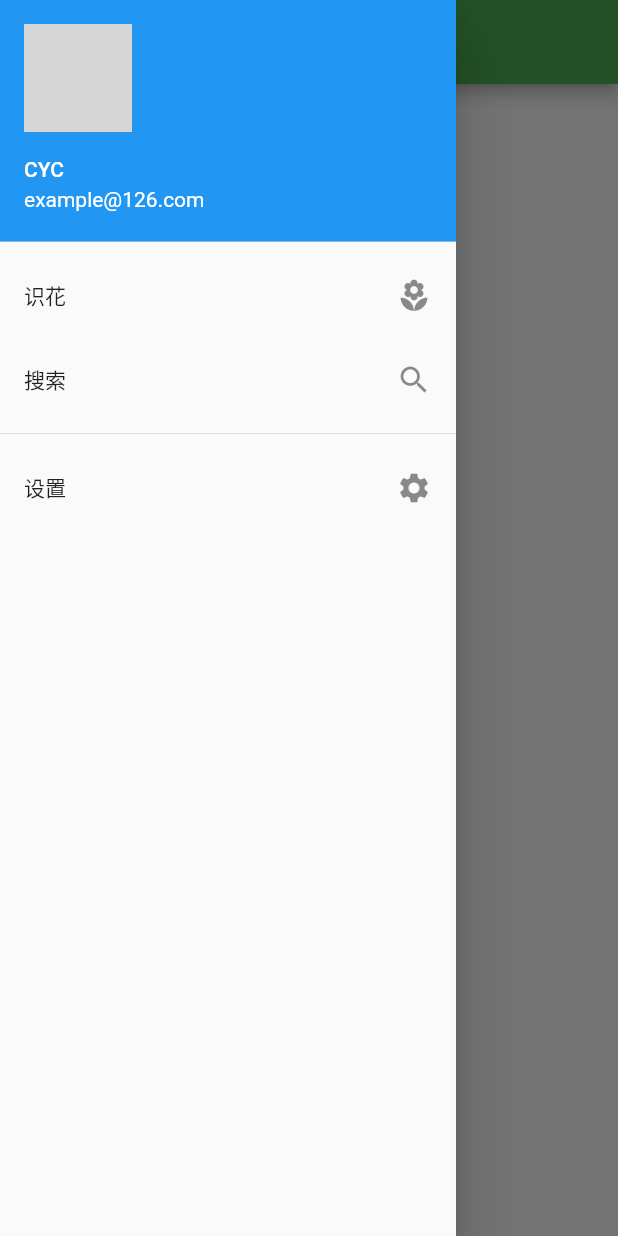
After one commit to xtfgq/flutterappdemo, a Flutter app: the SlideLeftView screen opened directly, with the side drawer open, on a phone screen of 412 x 824 dp. The commit adds this screen. Run offline on Flutter 3.47's test engine with Material 2 defaults, Android fonts, the phone set to English and light mode, and no system bars; our stand-ins replace cached_network_image; missing offline and left inert: amap_location, easy_alert, flukit, simple_permissions, zoomable_image; network calls fail; grey boxes are pictures that could not be loaded.

Commit message:
加入侧滑菜单

```diff
--- a/lib/ChatView.dart
+++ b/lib/ChatView.dart
@@ -39,6 +39,7 @@ class _ChatPage  extends State<ChatView>{
         title: Text('首页'),
         centerTitle:true,
       ),
+
       body: movies == null
           ? Center(child: CircularProgressIndicator())
           : Padding(
--- a/lib/ContactView.dart
+++ b/lib/ContactView.dart
@@ -2,6 +2,7 @@ import 'package:flutter/material.dart';
 import 'package:flutter/widgets.dart';
 import 'package:my_flutter_app/PageScaffold.dart';
 import 'package:my_flutter_app/ui/AmapRoute.dart';
+import 'package:my_flutter_app/ui/SlideLeftView.dart';
 class ContactView extends StatefulWidget {
   @override
   State<StatefulWidget> createState() {
@@ -22,6 +23,7 @@ class _ContactPage  extends State<ContactView>{
         body: ListPage([
           //PageInfo("test", (ctx) => TestRoute()),
           PageInfo("地图定位", (ctx) => AmapRoute()),
+          PageInfo("侧滑菜单", (ctx) => SlideLeftView(),false),
         ]));
 
   }
--- a/lib/HomePage.dart
+++ b/lib/HomePage.dart
@@ -23,6 +23,7 @@ class _HomePage extends State<HomePage> {
   @override
   Widget build(BuildContext context) {
     return new Scaffold(
+
       bottomNavigationBar: new BottomNavigationBar(items: listSet,type: BottomNavigationBarType.fixed,
         onTap: (int index){
           setState(() {
--- /dev/null
+++ b/lib/ui/SlideLeftView.dart
@@ -0,0 +1,55 @@
+import 'package:flutter/material.dart';
+class SlideLeftView extends StatefulWidget{
+  @override
+  State<StatefulWidget> createState() {
+    // TODO: implement createState
+    return new _SlideLeftView();
+  }
+
+}
+class _SlideLeftView extends State<SlideLeftView>{
+  @override
+  Widget build(BuildContext context) {
+    // TODO: implement build
+    return Scaffold(
+        appBar: AppBar(
+          title: Text('侧滑菜单'),
+          centerTitle:true,
+        ),
+      drawer: new Drawer(
+        child: new ListView(
+          children: <Widget>[
+            new UserAccountsDrawerHeader(
+                accountName: new Text('CYC'), //用户名
+                accountEmail: new Text('example@126.com'),  //用户邮箱
+                currentAccountPicture: new GestureDetector( //用户头像
+                  onTap: () => print('current user'),
+                  child: new CircleAvatar(    //圆形图标控件
+                    backgroundImage: new NetworkImage('https://upload.jianshu.io/users/'
+                        'upload_avatars/7700793/dbcf94ba-9e63-4fcf-aa77-361644dd5a87?imageMogr2/auto-orient/'
+                        'strip|imageView2/1/w/240/h/240'),//图片调取自网络
+                  ),
+                )
+            ),
+            new ListTile(
+              title: new Text("识花"),
+              trailing: new Icon(Icons.local_florist),
+            ),
+            new ListTile(
+              title: new Text("搜索"),
+              trailing: new Icon(Icons.search),
+            ),
+            new Divider(),
+            new ListTile(
+              title: new Text("设置"),
+              trailing: new Icon(Icons.settings),
+            ),
+          ],
+        ),
+      ),
+    );
+
+  }
+
+
+}
```
